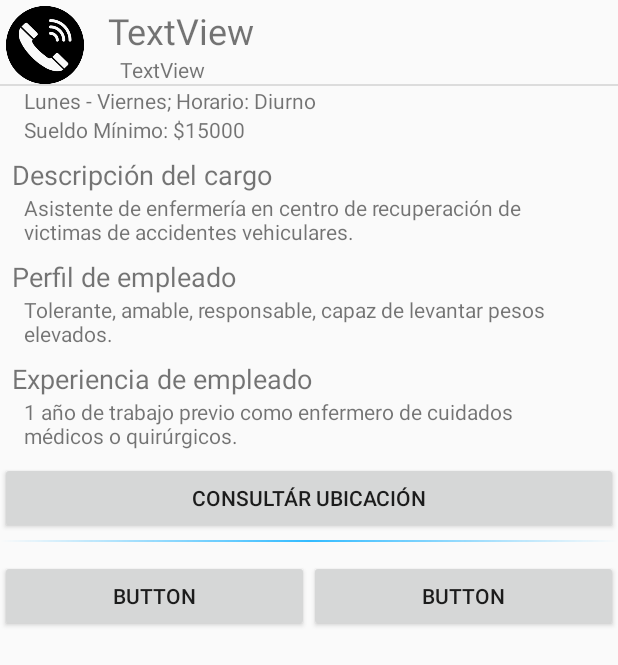
After one commit to CiroRiquelme/RiquelmitoJobs, an Android app: the layout activity_info_trabajo_desde_postulante.xml on its own in the app's theme, with its tools: preview values and no code run, on a phone screen of 412 x 824 dp. The commit adds this screen. Shown: the top 665 px of the screen. Run offline under Robolectric (Android 15) with nearby library versions, the phone set to English and light mode, and no system bars.

Commit message:
Añadida pantalla de detalle ampliado de Trabajo

```diff
--- /dev/null
+++ b/app/src/main/res/layout/activity_info_trabajo_desde_postulante.xml
@@ -0,0 +1,168 @@
+<?xml version="1.0" encoding="utf-8"?>
+<ScrollView xmlns:android="http://schemas.android.com/apk/res/android"
+    xmlns:app="http://schemas.android.com/apk/res-auto"
+    xmlns:tools="http://schemas.android.com/tools"
+    android:orientation="vertical" android:layout_width="match_parent"
+    android:layout_height="match_parent">
+
+    <LinearLayout
+        android:layout_width="match_parent"
+        android:layout_height="match_parent"
+        android:orientation="vertical"
+        tools:context=".InfoTrabajoDesdePostulanteActivity">
+
+        <androidx.constraintlayout.widget.ConstraintLayout
+            android:layout_width="match_parent"
+            android:layout_height="wrap_content">
+
+            <ImageView
+                android:id="@+id/ivInfoTrabPostulanteIconoTrabajo"
+                android:layout_width="@dimen/image_view_square_icon"
+                android:layout_height="@dimen/image_view_square_icon"
+                android:layout_marginStart="4dp"
+                android:layout_marginTop="4dp"
+                android:src="@drawable/atencion_al_publico"
+                app:layout_constraintStart_toStartOf="parent"
+                app:layout_constraintTop_toTopOf="parent" />
+
+            <TextView
+                android:id="@+id/tvInfoTrabPostulanteRubro"
+                android:layout_width="wrap_content"
+                android:layout_height="wrap_content"
+                android:layout_marginStart="16dp"
+                android:text="TextView"
+                android:textSize="@dimen/label_title"
+                app:layout_constraintStart_toEndOf="@+id/ivInfoTrabPostulanteIconoTrabajo"
+                app:layout_constraintTop_toTopOf="@+id/ivInfoTrabPostulanteIconoTrabajo" />
+
+            <TextView
+                android:id="@+id/tvInfoTrabPostulanteCargo"
+                android:layout_width="wrap_content"
+                android:layout_height="wrap_content"
+                android:layout_marginStart="8dp"
+                android:text="TextView"
+                android:textSize="@dimen/label_text"
+                app:layout_constraintStart_toStartOf="@+id/tvInfoTrabPostulanteRubro"
+                app:layout_constraintTop_toBottomOf="@+id/tvInfoTrabPostulanteRubro" />
+        </androidx.constraintlayout.widget.ConstraintLayout>
+
+        <View
+            android:id="@+id/divider9"
+            android:layout_width="match_parent"
+            android:layout_height="1dp"
+            android:background="?android:attr/listDivider" />
+
+        <TextView
+            android:id="@+id/tvInfoTrabPostulanteHorario"
+            android:layout_width="match_parent"
+            android:layout_height="wrap_content"
+            android:layout_marginStart="@dimen/margin_start_label_dato"
+            android:layout_marginEnd="@dimen/margin_end_label_dato"
+            android:text="Lunes - Viernes; Horario: Diurno"
+            android:textSize="@dimen/label_text" />
+
+        <TextView
+            android:id="@+id/tvInfoTrabPostulanteSueldo"
+            android:layout_width="match_parent"
+            android:layout_height="wrap_content"
+            android:layout_marginStart="@dimen/margin_start_label_dato"
+            android:layout_marginEnd="@dimen/margin_end_label_dato"
+            android:layout_marginBottom="@dimen/margin_bottom_label_dato"
+            android:text="Sueldo Mínimo: $15000"
+            android:textSize="@dimen/label_text" />
+
+        <TextView
+            android:id="@+id/textView36"
+            android:layout_width="match_parent"
+            android:layout_height="wrap_content"
+            android:layout_marginStart="@dimen/margin_start_label_subtible_dato"
+            android:layout_marginEnd="@dimen/margin_end_label_dato"
+            android:text="@string/crear_traba_descripcion"
+            android:textSize="@dimen/label_subtitle" />
+
+        <TextView
+            android:id="@+id/tvInfoTrabPostulanteDescripcion"
+            android:layout_width="match_parent"
+            android:layout_height="wrap_content"
+            android:layout_marginStart="@dimen/margin_start_label_dato"
+            android:layout_marginEnd="@dimen/margin_end_label_dato"
+            android:layout_marginBottom="@dimen/margin_bottom_label_dato"
+            android:text="Asistente de enfermería en centro de recuperación de victimas de accidentes vehiculares."
+            android:textSize="@dimen/label_text" />
+
+        <TextView
+            android:id="@+id/textView38"
+            android:layout_width="match_parent"
+            android:layout_height="wrap_content"
+            android:layout_marginStart="@dimen/margin_start_label_subtible_dato"
+            android:layout_marginEnd="@dimen/margin_end_label_dato"
+            android:text="@string/crear_traba_perfil_empleado"
+            android:textSize="@dimen/label_subtitle" />
+
+        <TextView
+            android:id="@+id/tvInfoTrabPostulantePerfilEmpleado"
+            android:layout_width="match_parent"
+            android:layout_height="wrap_content"
+            android:layout_marginStart="@dimen/margin_start_label_dato"
+            android:layout_marginEnd="@dimen/margin_end_label_dato"
+            android:layout_marginBottom="@dimen/margin_bottom_label_dato"
+            android:text="Tolerante, amable, responsable, capaz de levantar pesos elevados."
+            android:textSize="@dimen/label_text" />
+
+        <TextView
+            android:id="@+id/textView40"
+            android:layout_width="match_parent"
+            android:layout_height="wrap_content"
+            android:layout_marginStart="@dimen/margin_start_label_subtible_dato"
+            android:layout_marginEnd="@dimen/margin_end_label_dato"
+            android:text="@string/crear_traba_experiencia_empleado"
+            android:textSize="@dimen/label_subtitle" />
+
+        <TextView
+            android:id="@+id/tvInfoTrabPostulanteExperiencia"
+            android:layout_width="match_parent"
+            android:layout_height="wrap_content"
+            android:layout_marginStart="@dimen/margin_start_label_dato"
+            android:layout_marginEnd="@dimen/margin_end_label_dato"
+            android:layout_marginBottom="@dimen/margin_bottom_label_dato"
+            android:text="1 año de trabajo previo como enfermero de cuidados médicos o quirúrgicos."
+            android:textSize="@dimen/label_text" />
+
+        <Button
+            android:id="@+id/button4"
+            android:layout_width="match_parent"
+            android:layout_height="wrap_content"
+            android:text="@string/info_trabajo_consultar_ubicacion" />
+
+        <View
+            android:id="@+id/divider10"
+            android:layout_width="match_parent"
+            android:layout_height="1dp"
+            android:layout_marginTop="4dp"
+            android:layout_marginBottom="12dp"
+            android:background="@drawable/separator_gradient" />
+
+        <LinearLayout
+            android:layout_width="match_parent"
+            android:layout_height="match_parent"
+            android:layout_weight="0"
+            android:orientation="horizontal"
+            android:weightSum="2">
+
+            <Button
+                android:id="@+id/button5"
+                android:layout_width="wrap_content"
+                android:layout_height="wrap_content"
+                android:layout_weight="1"
+                android:text="Button" />
+
+            <Button
+                android:id="@+id/button6"
+                android:layout_width="wrap_content"
+                android:layout_height="wrap_content"
+                android:layout_weight="1"
+                android:text="Button" />
+        </LinearLayout>
+    </LinearLayout>
+
+</ScrollView>
--- a/app/src/main/res/values/dimens.xml
+++ b/app/src/main/res/values/dimens.xml
@@ -5,4 +5,18 @@
     <dimen name="nav_header_vertical_spacing">8dp</dimen>
     <dimen name="nav_header_height">176dp</dimen>
     <dimen name="fab_margin">16dp</dimen>
+
+    <!--TEXT-->
+    <dimen name="label_title">24sp</dimen>
+    <dimen name="label_subtitle">18sp</dimen>
+    <dimen name="label_text">14sp</dimen>
+
+    <!--WIDGETS-->
+    <dimen name="image_view_square_icon">52dp</dimen>
+
+    <!--MARGIN-->
+    <dimen name="margin_start_label_subtible_dato">8dp</dimen>
+    <dimen name="margin_start_label_dato">16dp</dimen>
+    <dimen name="margin_end_label_dato">16dp</dimen>
+    <dimen name="margin_bottom_label_dato">8dp</dimen>
 </resources>
```
Also changed, not shown: app/src/main/java/utn/aplicaciones/riquelmito/InfoTrabajoDesdePostulanteActivity.java (added, +84 -0 lines), app/src/main/java/utn/aplicaciones/riquelmito/MenuPostulanteTemporal.java (+22 -0 lines), app/src/main/java/utn/aplicaciones/riquelmito/TrabajosPostuladosActivity.java (+29 -9 lines), app/src/main/java/utn/aplicaciones/riquelmito/domain/Trabajo.java (+16 -1 lines), app/src/main/java/utn/aplicaciones/riquelmito/utilidades/AdministradorDeCargaDeInterfaces.java (added, +164 -0 lines), app/src/main/java/utn/aplicaciones/riquelmito/utilidades/TrabajoDesdePostulanteAdapter.java (+19 -2 lines), app/src/main/res/layout/activity_menu_postulante_temporal.xml (+8 -0 lines), app/src/main/res/layout/fila_postulante.xml (+5 -3 lines), app/src/main/res/layout/fila_trabajo_empleador.xml (+7 -4 lines), app/src/main/res/layout/fila_trabajo_postulante.xml (+6 -3 lines), app/src/main/res/values/strings.xml (+20 -1 lines).
